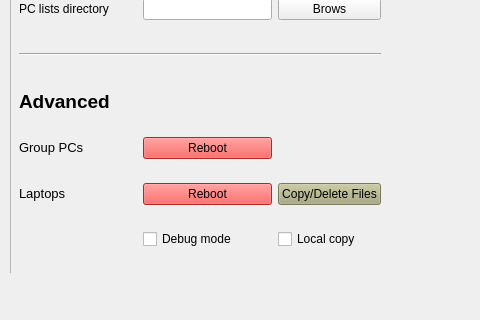
The window that assets/YorkULabSeating.ui (tdgskinner/yorku-phys-lab-seating) describes before a commit, drawn with Qt 5; both pictures show x 0 to 480 and y 168 to 488 of the 752 by 488 pixel window.
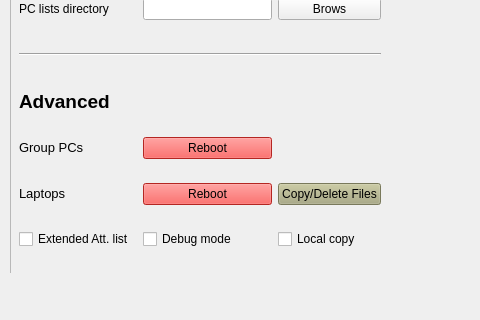
The same window after the commit. The open tabs and pages were chosen to show the change. Icons and pictures are not drawn.

Commit message: extended att list added

Patch:
```diff
--- a/assets/YorkULabSeating.ui
+++ b/assets/YorkULabSeating.ui
@@ -766,6 +766,13 @@
           </property>
          </widget>
         </item>
+        <item row="9" column="0">
+         <widget class="QCheckBox" name="checkBox_extended_att">
+          <property name="text">
+           <string>Extended Att. list</string>
+          </property>
+         </widget>
+        </item>
        </layout>
       </widget>
      </widget>
```
Left out of the diff: 4 changed lines with no effect on the pictures. The commit also changes 2 other files.
